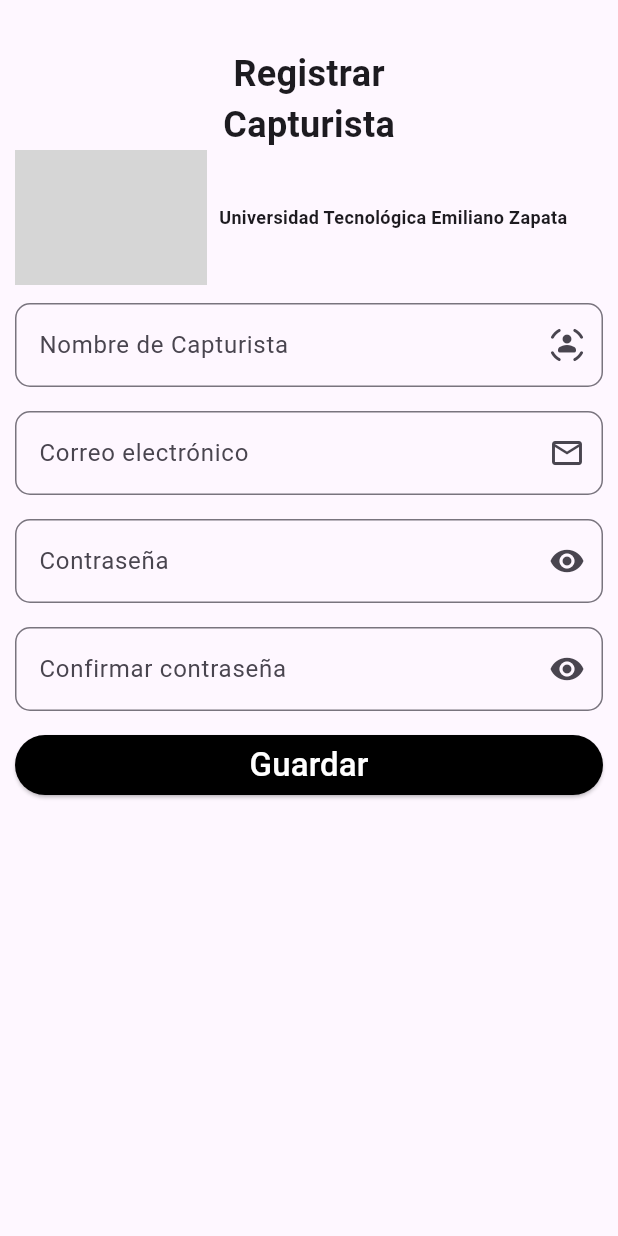
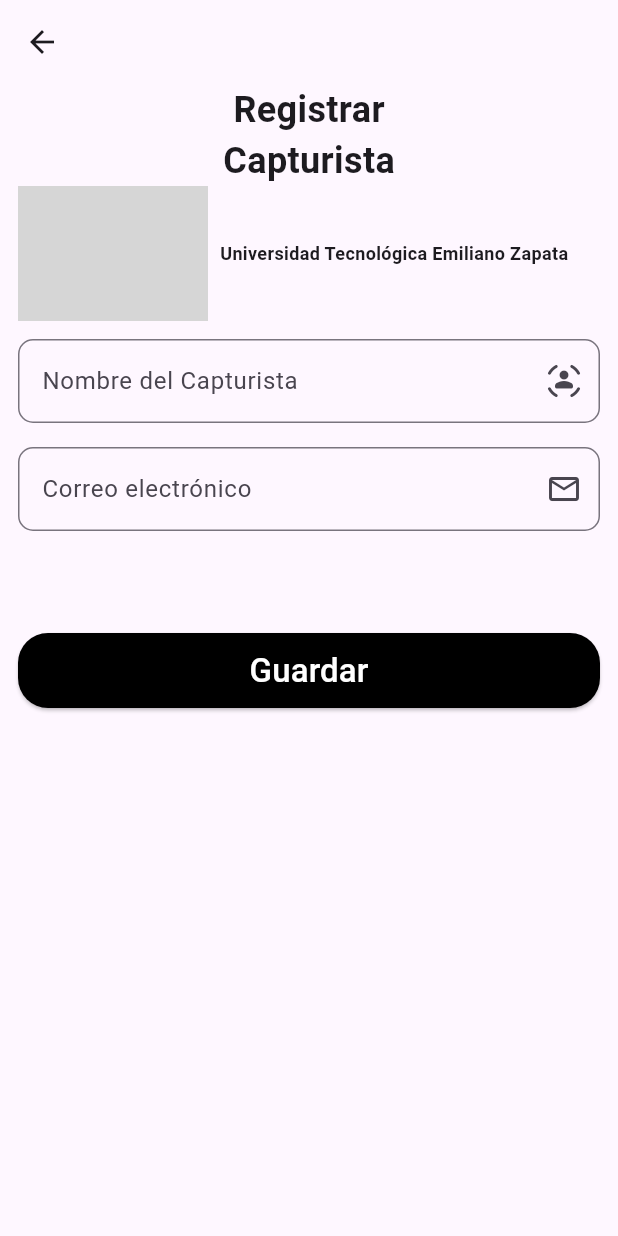
Before and after one commit to FREECS33/sigede_front_end, a Flutter app: the RegisterCapturist screen opened directly, on a phone screen of 412 x 824 dp. Run offline on Flutter 3.47's test engine with Material 3 defaults, Android fonts, the phone set to English and light mode, and no system bars; our stand-ins replace dio, get_it, google_fonts, image_picker, loading_animation_widget, pin_code_fields; network calls fail; grey boxes are pictures that could not be loaded.

Commit message:
[Update] crud capturist

```diff
--- a/lib/main.dart
+++ b/lib/main.dart
@@ -1,5 +1,6 @@
 import 'package:flutter/material.dart';
 import 'package:sigede_flutter/core/utils/locator.dart';
+import 'package:sigede_flutter/modules/admin/presentation/screens/register_capturist.dart';
 import 'package:sigede_flutter/modules/superadmin/navigation/navigation.dart';
 import 'package:sigede_flutter/modules/superadmin/presentation/pages/landing.dart';
 import 'package:sigede_flutter/modules/superadmin/presentation/widgets/custom_list_institution.dart';
@@ -38,7 +39,8 @@ class MainApp extends StatelessWidget {
         '/navigation':(context)=>const NavigationAdmin(),
         '/landing-super':(context)=> Landing(),
         //'/navigation-super':(context)=>const Navigation(),
-        '/editCapturist':(context)=>const EditCapturist()
+        '/editCapturist':(context)=>const EditCapturist(),
+        '/registerCapturist':(context)=>const RegisterCapturist()
       },
     );
   }
--- /dev/null
+++ b/lib/modules/admin/domain/use_cases/post_capturista.dart
@@ -0,0 +1,15 @@
+import 'package:sigede_flutter/modules/admin/data/repositories/capturista_repository.dart';
+
+class PostCapturista {
+  final CapturistaRepository repository;
+
+  PostCapturista({required this.repository}) ;
+
+  Future<dynamic> call({
+    required String name,
+    required String email,
+    required int fkInstitution
+  }) {
+    return repository.createCapturista(name: name, email: email, fkInstitution: fkInstitution);
+  }
+}
--- a/lib/modules/admin/presentation/screens/register_capturist.dart
+++ b/lib/modules/admin/presentation/screens/register_capturist.dart
@@ -1,4 +1,6 @@
 import 'package:flutter/material.dart';
+import 'package:sigede_flutter/core/utils/locator.dart';
+import 'package:sigede_flutter/modules/admin/domain/use_cases/post_capturista.dart';
 
 class RegisterCapturist extends StatefulWidget {
   const RegisterCapturist({super.key});
@@ -8,19 +10,27 @@ class RegisterCapturist extends StatefulWidget {
 }
 
 class _RegisterCapturistState extends State<RegisterCapturist> {
-  bool _isObscure = true;
+  final _formKey = GlobalKey<FormState>();
+  final TextEditingController _nameController = TextEditingController();
+  final TextEditingController _emailController = TextEditingController();
+  late PostCapturista postCapturista;
 
-  bool _isObscure2 = true;
+  @override
+  void initState() {
+    super.initState();
+    postCapturista = locator<PostCapturista>();
+  }
 
-  final _formKey = GlobalKey<FormState>();
-
-  final TextEditingController _nameController = TextEditingController();
-
-  final TextEditingController _emailController = TextEditingController();
-
-  final TextEditingController _passwordController = TextEditingController();
-
-  final TextEditingController _passwordConfirmController = TextEditingController();
+  Future<void> _registerCapturista()async{
+    try {
+      // OBTENER EL ID DE LA INSTITUCION
+      final response = await postCapturista.call(name: _nameController.text, email: _emailController.text, fkInstitution: 1);
+      print('LLEGO _registerCapturista: $response');
+      Navigator.pushReplacementNamed(context, '/navigation');
+    } catch (e) {
+      print('Error en _registerCapturista: $e');
+    }
+  }
 
   String? validateEmail(String? value) {
     final RegExp emailRegExp = RegExp(
@@ -35,56 +45,45 @@ class _RegisterCapturistState extends State<RegisterCapturist> {
     return null;
   }
 
-  String? validatePassword(String? value) {
-    if (value == null || value.isEmpty) {
-      return 'Ingrese una contraseña';
-    } else {
-      return null;
+  String? validateName(String? value) {
+    final RegExp nameRegExp = RegExp(r"^[a-zA-ZáéíóúÁÉÍÓÚñÑ\s]+$");
+
+    if (value == null || value.trim().isEmpty) {
+      return 'Por favor, ingrese un nombre';
+    } else if (value.trim().length < 3) {
+      return 'El nombre debe tener al menos 3 caracteres';
+    } else if (!nameRegExp.hasMatch(value)) {
+      return 'El nombre solo debe contener letras y espacios';
     }
-  }
-
-  String? validatePasswordConfirm(String? value) {
-    if (value == null || value.isEmpty) {
-      return 'Ingrese una contraseña';
-    } else if (value != _passwordController.text) {
-      return 'Las contraseñas no coinciden';
-    } else {
-      return null;
-    }
-  }
-
-  String? validateName(String? value){
-    if(value == null || value.isEmpty){
-      return 'Ingrese un nombre';
-    }else if(value.length < 3){
-      return 'Ingrese un nombre valido';
-    }else{
-      return null;
-    }
+    return null;
   }
 
   @override
   Widget build(BuildContext context) {
     return Scaffold(
+      appBar: AppBar(
+        title: const Text(''),
+      ),
       body: Center(
         child: Padding(
-          padding: const EdgeInsets.symmetric(horizontal: 10.0),
+          padding: const EdgeInsets.symmetric(horizontal: 12.0),
           child: Column(
             children: [
-              const SizedBox(height: 32,),
               const Row(
                 mainAxisAlignment: MainAxisAlignment.center,
                 children: [
                   Column(
                     children: [
                       Text(
-                    'Registrar',
-                    style: TextStyle(fontSize: 24, fontWeight: FontWeight.bold),
-                  ),
-                  Text(
-                    'Capturista',
-                    style: TextStyle(fontSize: 24, fontWeight: FontWeight.bold),
-                  )
+                        'Registrar',
+                        style: TextStyle(
+                            fontSize: 24, fontWeight: FontWeight.bold),
+                      ),
+                      Text(
+                        'Capturista',
+                        style: TextStyle(
+                            fontSize: 24, fontWeight: FontWeight.bold),
+                      ),
                     ],
                   )
                 ],
@@ -124,8 +123,8 @@ class _RegisterCapturistState extends State<RegisterCapturist> {
                       validator: validateName,
                       controller: _nameController,
                       decoration: const InputDecoration(
-                          labelText: 'Nombre de Capturista',
-                          hintText: 'Nombre de Capturista',
+                          labelText: 'Nombre del Capturista',
+                          hintText: 'Nombre del Capturista',
                           border: OutlineInputBorder(
                               borderRadius:
                                   BorderRadius.all(Radius.circular(10))),
@@ -145,69 +144,29 @@ class _RegisterCapturistState extends State<RegisterCapturist> {
                                   BorderRadius.all(Radius.circular(10))),
                           suffixIcon: Icon(Icons.email_outlined)),
                     ),
-                    const SizedBox(
-                      height: 16,
-                    ),
-                    TextFormField(
-                      validator: validatePassword,
-                      obscureText: _isObscure,
-                      controller: _passwordController,
-                      decoration: InputDecoration(
-                          labelText: 'Contraseña',
-                          hintText: 'Contraseña',
-                          border: const OutlineInputBorder(
-                              borderRadius:
-                                  BorderRadius.all(Radius.circular(10))),
-                          suffixIcon: IconButton(
-                              onPressed: () {
-                                setState(() {
-                                  _isObscure = !_isObscure;
-                                });
-                              },
-                              icon: Icon(_isObscure
-                                  ? Icons.visibility
-                                  : Icons.visibility_off))),
-                    ),
-                    const SizedBox(
-                      height: 16,
-                    ),
-                    TextFormField(
-                        validator: validatePasswordConfirm,
-                        obscureText: _isObscure2,
-                        controller: _passwordConfirmController,
-                        decoration: InputDecoration(
-                          labelText: 'Confirmar contraseña',
-                          hintText: 'Confirmar contraseña',
-                          border: const OutlineInputBorder(
-                              borderRadius:
-                                  BorderRadius.all(Radius.circular(10))),
-                          suffixIcon: IconButton(
-                              onPressed: () {
-                                setState(() {
-                                  _isObscure2 = !_isObscure2;
-                                });
-                              },
-                              icon: Icon(_isObscure2
-                                  ? Icons.visibility
-                                  : Icons.visibility_off)),
-                        )),
-                    const SizedBox(height: 16),
+                    const SizedBox(height: 68),
                     SizedBox(
                       width: double.infinity,
-                      height: 40,
+                      height: 50,
                       child: ElevatedButton(
                         style: ElevatedButton.styleFrom(
-                          foregroundColor: Colors.white, backgroundColor: Colors.black,
+                          foregroundColor: Colors.white,
+                          backgroundColor: Colors.black,
                           shape: RoundedRectangleBorder(
                             borderRadius: BorderRadius.circular(20),
                           ),
                         ),
                         onPressed: () {
                           if (_formKey.currentState!.validate()) {
-                            Navigator.pushNamed(context, '/managementCapturist');
+                            _registerCapturista();
                           }
                         },
-                        child: const Text('Guardar',style: TextStyle( fontSize: 22,),),
+                        child: const Text(
+                          'Guardar',
+                          style: TextStyle(
+                            fontSize: 22,
+                          ),
+                        ),
                       ),
                     )
                   ],
```
Also changed, not shown: lib/core/utils/locator.dart (+8 -2 lines), lib/modules/admin/data/datasources/capturista_remote_data_source.dart (+30 -15 lines), lib/modules/admin/data/repositories/capturista_repository.dart (+9 -9 lines), lib/modules/admin/domain/use_cases/disable_capturista.dart (added, +15 -0 lines), lib/modules/admin/domain/use_cases/put_capturista.dart (added, +15 -0 lines), lib/modules/admin/presentation/screens/edit_capturist.dart (+84 -17 lines), lib/modules/admin/presentation/screens/management_capturist.dart (+27 -16 lines).
